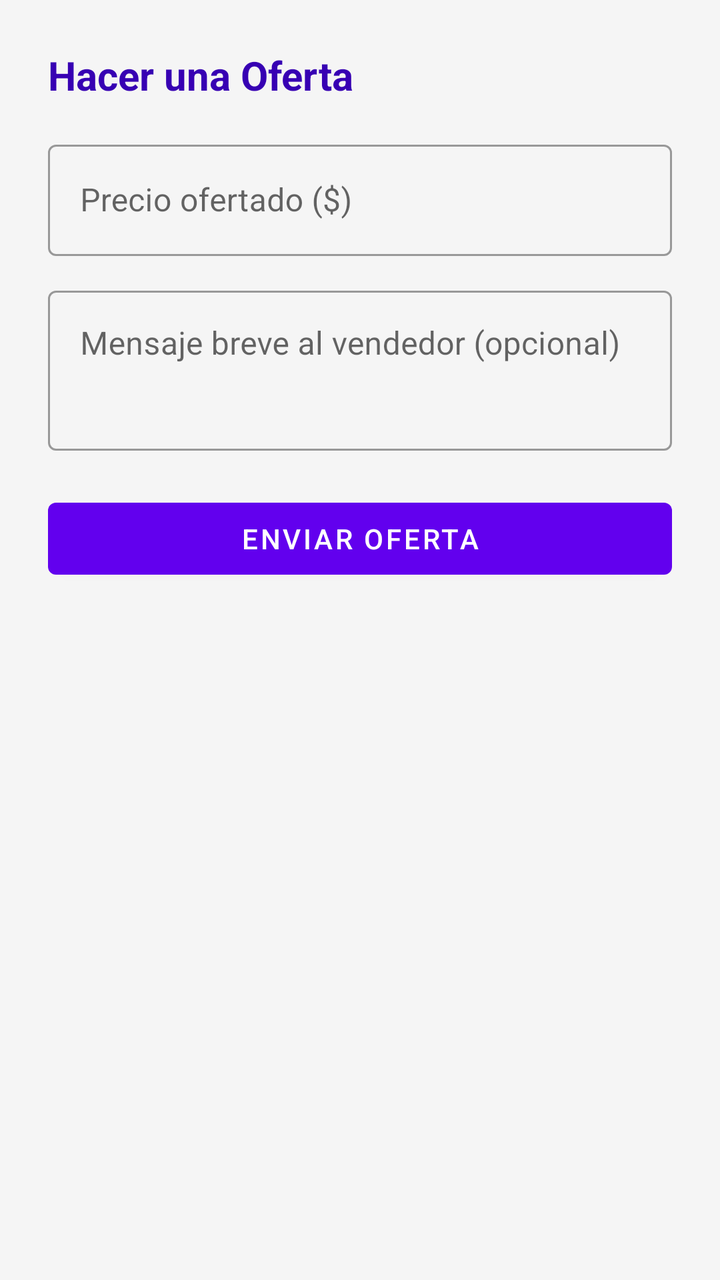
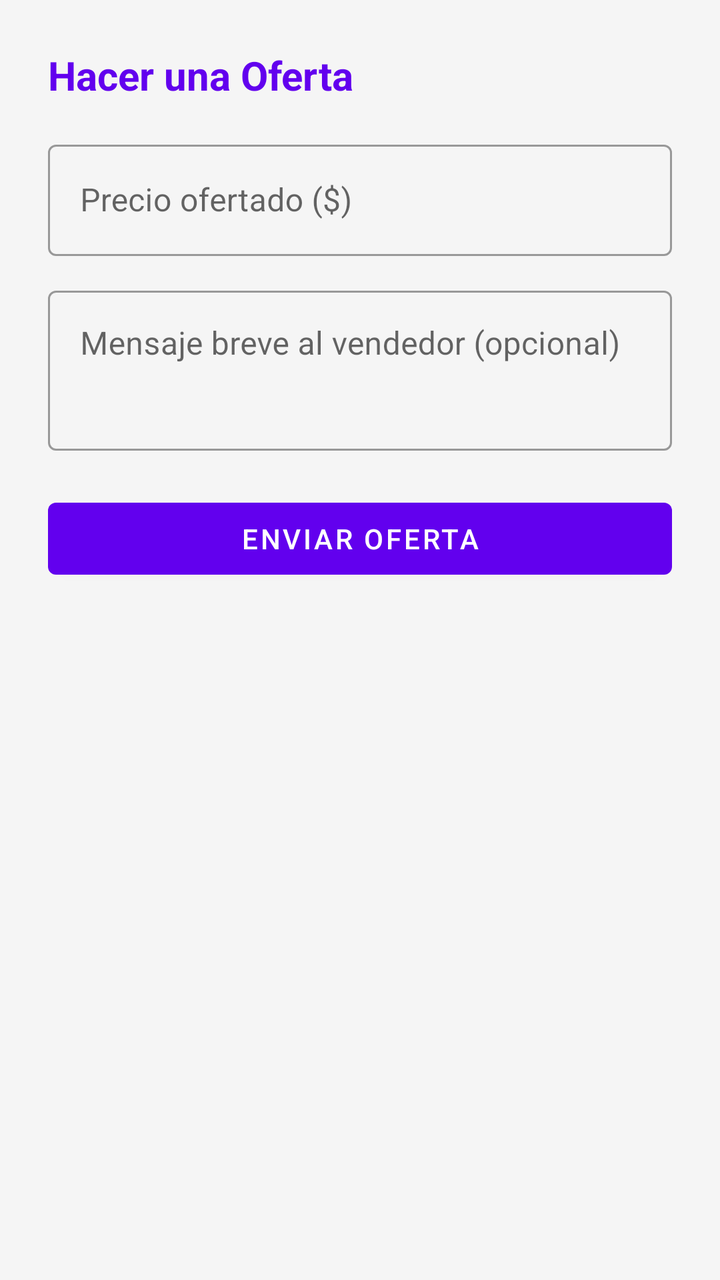

The first picture is an Android layout as it rendered before a commit; the second is the same layout after the commit. The layout source and the unified diff follow.
<!-- AndroidManifest.xml: application theme Theme.TPRondaGrupo2 -->
<!-- res/layout/fragment_make_offer_bottom_sheet.xml -->
<?xml version="1.0" encoding="utf-8"?>
<LinearLayout xmlns:android="http://schemas.android.com/apk/res/android"
    android:layout_width="match_parent"
    android:layout_height="wrap_content"
    android:orientation="vertical"
    android:padding="24dp">

    <TextView
        android:layout_width="wrap_content"
        android:layout_height="wrap_content"
        android:text="Hacer una Oferta"
        android:textSize="20sp"
        android:textStyle="bold"
        android:textColor="@color/purple_700"
        android:layout_marginBottom="16dp" />

    <com.google.android.material.textfield.TextInputLayout
        android:layout_width="match_parent"
        android:layout_height="wrap_content"
        android:layout_marginBottom="12dp"
        style="@style/Widget.MaterialComponents.TextInputLayout.OutlinedBox">
        <com.google.android.material.textfield.TextInputEditText
            android:id="@+id/etOfferedPrice"
            android:layout_width="match_parent"
            android:layout_height="wrap_content"
            android:inputType="numberDecimal"
            android:hint="Precio ofertado ($)" />
    </com.google.android.material.textfield.TextInputLayout>

    <com.google.android.material.textfield.TextInputLayout
        android:layout_width="match_parent"
        android:layout_height="wrap_content"
        android:layout_marginBottom="20dp"
        style="@style/Widget.MaterialComponents.TextInputLayout.OutlinedBox">
        <com.google.android.material.textfield.TextInputEditText
            android:id="@+id/etOfferMessage"
            android:layout_width="match_parent"
            android:layout_height="80dp"
            android:gravity="top|start"
            android:inputType="textMultiLine"
            android:hint="Mensaje breve al vendedor (opcional)" />
    </com.google.android.material.textfield.TextInputLayout>

    <Button
        android:id="@+id/btnSubmitOffer"
        android:layout_width="match_parent"
        android:layout_height="wrap_content"
        android:text="Enviar Oferta" />

</LinearLayout>
<!-- resources referenced by this layout -->
<resources>
  <color name="purple_700">#FF3700B3</color>
  <style name="Theme.TPRondaGrupo2" parent="Theme.MaterialComponents.DayNight.NoActionBar">
          
          <item name="colorPrimary">@color/purple_500</item>
          <item name="colorPrimaryVariant">@color/purple_700</item>
          <item name="colorOnPrimary">@color/white</item>
          
          <item name="colorSecondary">@color/teal_200</item>
          <item name="colorSecondaryVariant">@color/teal_700</item>
          <item name="colorOnSecondary">@color/black</item>
          
          <item name="android:statusBarColor">?attr/colorPrimaryVariant</item>
          
          <item name="colorSurface">@color/white</item>
          <item name="colorOnSurface">@color/black</item>
          <item name="android:colorBackground">#F5F5F5</item>
          <item name="colorOnBackground">@color/black</item>
          <item name="android:windowBackground">?android:attr/colorBackground</item>
      </style>
  <color name="purple_500">#FF6200EE</color>
  <color name="white">#FFFFFFFF</color>
  <color name="teal_200">#FF03DAC5</color>
  <color name="teal_700">#FF018786</color>
  <color name="black">#FF000000</color>
</resources>

<!-- the commit's change to res/layout/fragment_make_offer_bottom_sheet.xml (unified diff, before → after) -->
@@ -11,7 +11,7 @@
         android:text="Hacer una Oferta"
         android:textSize="20sp"
         android:textStyle="bold"
-        android:textColor="@color/purple_700"
+        android:textColor="?attr/colorPrimary"
         android:layout_marginBottom="16dp" />
 
     <com.google.android.material.textfield.TextInputLayout
